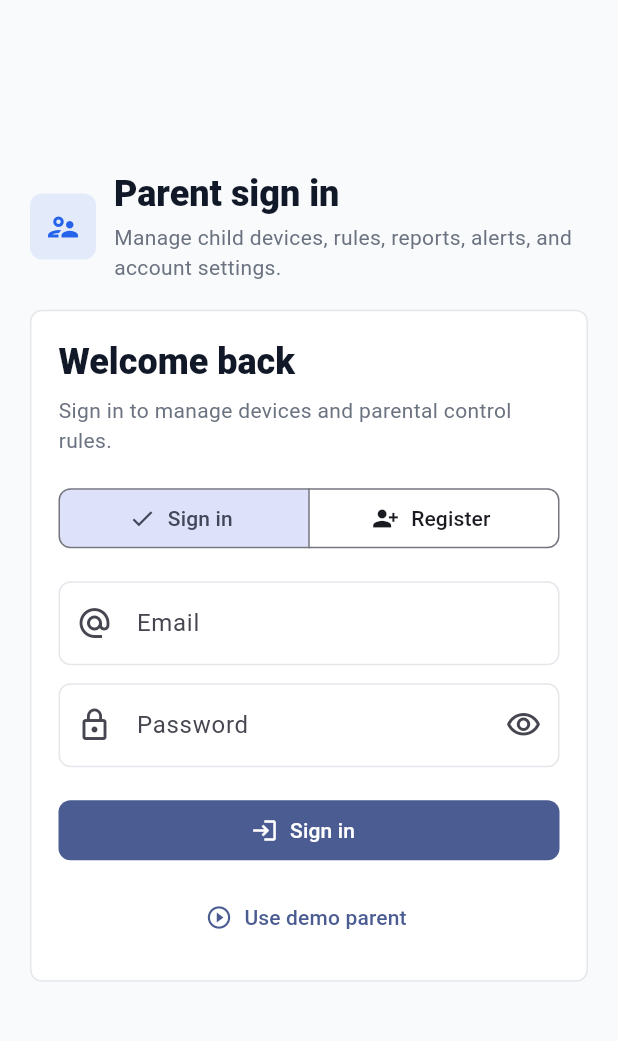
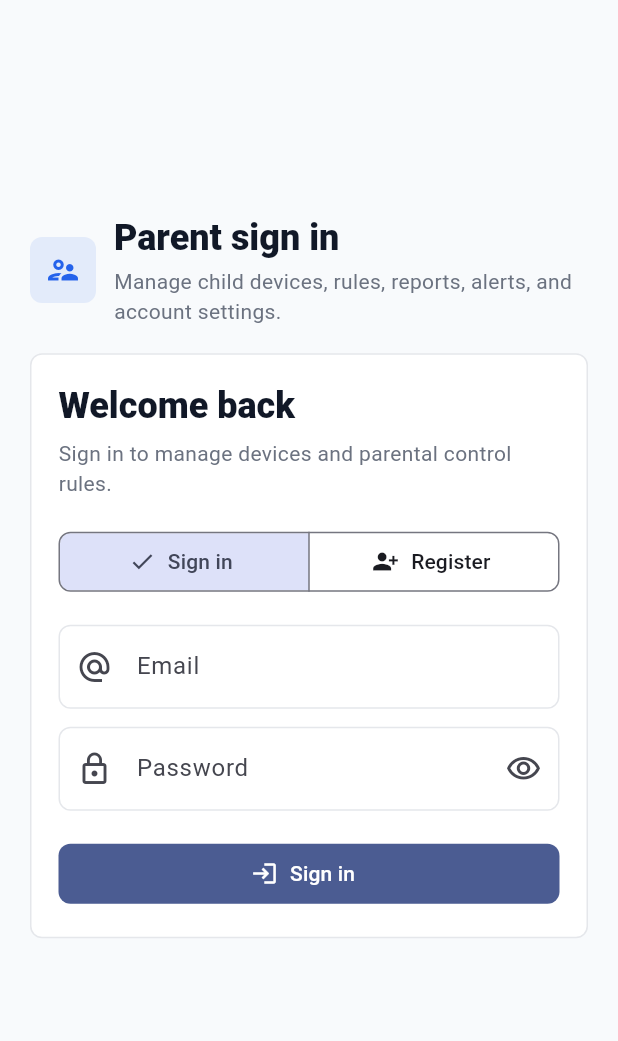
Before and after one commit to mr7aali/offspring_tracker, a Flutter app: the screen it shows after launch, after a tap on "Parent access", on a phone screen of 412 x 824 dp, the part 84-1125 px from its top. Run offline on Flutter 3.47's test engine with Material 3 defaults, Android fonts, the phone set to English and light mode, and no system bars; accounts and stored records are empty.

Commit message:
feat: Remove demo authentication and streamline parent registration process

```diff
--- a/lib/features/auth/data/datasources/auth_local_datasource.dart
+++ b/lib/features/auth/data/datasources/auth_local_datasource.dart
@@ -1,20 +1,7 @@
-import '../../../../core/constants/app_strings.dart';
 import '../../../../core/errors/failures.dart';
 import '../models/parent_user_model.dart';
 
 class AuthLocalDataSource {
-  AuthLocalDataSource() {
-    final demoUser = ParentUserModel(
-      id: 'parent-demo',
-      name: 'Avery Brooks',
-      email: AppStrings.demoEmail,
-      planName: 'Premium',
-      createdAt: DateTime.now().subtract(const Duration(days: 90)),
-    );
-    _usersByEmail[demoUser.email] = demoUser;
-    _passwordsByEmail[demoUser.email] = AppStrings.demoPassword;
-  }
-
   final Map<String, ParentUserModel> _usersByEmail = {};
   final Map<String, String> _passwordsByEmail = {};
   ParentUserModel? _currentUser;
--- a/lib/features/auth/presentation/screens/auth_screen.dart
+++ b/lib/features/auth/presentation/screens/auth_screen.dart
@@ -270,16 +270,6 @@ class _RoleAuthScreenState extends State<_RoleAuthScreen> {
     ).pushNamedAndRemoveUntil(RouteNames.dashboard, (_) => false);
   }
 
-  Future<void> _useDemoParentAccount() async {
-    final success = await appDependencies.authController.useDemoAccount();
-    if (!mounted || !success) {
-      return;
-    }
-    Navigator.of(
-      context,
-    ).pushNamedAndRemoveUntil(RouteNames.dashboard, (_) => false);
-  }
-
   @override
   Widget build(BuildContext context) {
     return Scaffold(
@@ -322,7 +312,6 @@ class _RoleAuthScreenState extends State<_RoleAuthScreen> {
                       setState(() => _obscurePassword = !_obscurePassword);
                     },
                     onSubmit: _submit,
-                    onUseDemoParent: _useDemoParentAccount,
                   ),
                 ],
               ),
@@ -393,7 +382,6 @@ class _AuthFormPanel extends StatelessWidget {
     required this.onModeChanged,
     required this.onObscureChanged,
     required this.onSubmit,
-    required this.onUseDemoParent,
   });
 
   final GlobalKey<FormState> formKey;
@@ -405,7 +393,6 @@ class _AuthFormPanel extends StatelessWidget {
   final ValueChanged<bool> onModeChanged;
   final VoidCallback onObscureChanged;
   final VoidCallback onSubmit;
-  final VoidCallback onUseDemoParent;
 
   @override
   Widget build(BuildContext context) {
@@ -532,12 +519,6 @@ class _AuthFormPanel extends StatelessWidget {
                         : Icon(isRegisterMode ? Icons.person_add : Icons.login),
                     label: Text(isRegisterMode ? 'Create account' : 'Sign in'),
                   ),
-                  const SizedBox(height: 10),
-                  TextButton.icon(
-                    onPressed: isLoading ? null : onUseDemoParent,
-                    icon: const Icon(Icons.play_circle_outline),
-                    label: const Text('Use demo parent'),
-                  ),
                 ],
               ),
             ),
--- a/lib/features/offspring/presentation/screens/child_dashboard_screen.dart
+++ b/lib/features/offspring/presentation/screens/child_dashboard_screen.dart
@@ -79,7 +79,6 @@ class _ChildDashboardScreenState extends State<ChildDashboardScreen>
   String? _inventoryError;
 
   bool get _discoverApps =>
-      !appDependencies.childSessionController.isDemo &&
       appDependencies.refreshInstalledApps.source.isSupported;
 
   @override
@@ -903,7 +902,7 @@ class _ChildDashboardDrawer extends StatelessWidget {
                 child: OutlinedButton.icon(
                   onPressed: onLogout,
                   icon: const Icon(Icons.logout),
-                  label: const Text('Exit demo connection'),
+                  label: const Text('Sign out'),
                 ),
               ),
             ),
```
Also changed, not shown: lib/features/auth/presentation/controllers/auth_controller.dart (+0 -8 lines), lib/features/auth/presentation/screens/child_pairing_screen.dart (+5 -17 lines), lib/features/offspring/presentation/controllers/child_session_controller.dart (+1 -8 lines), 4 other files.
